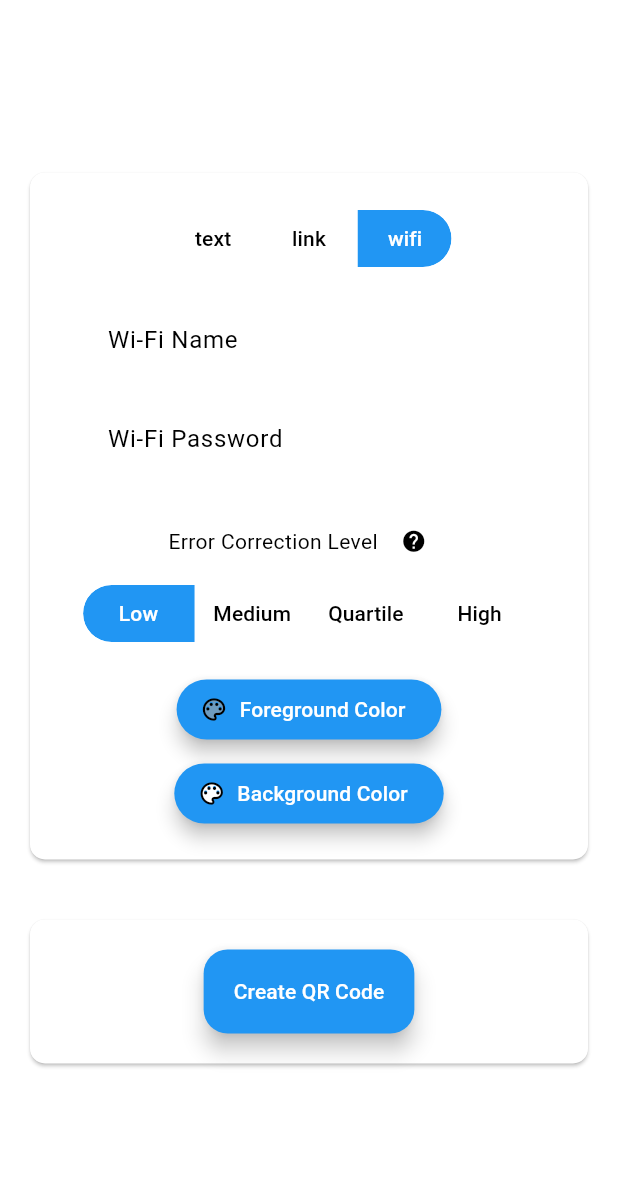
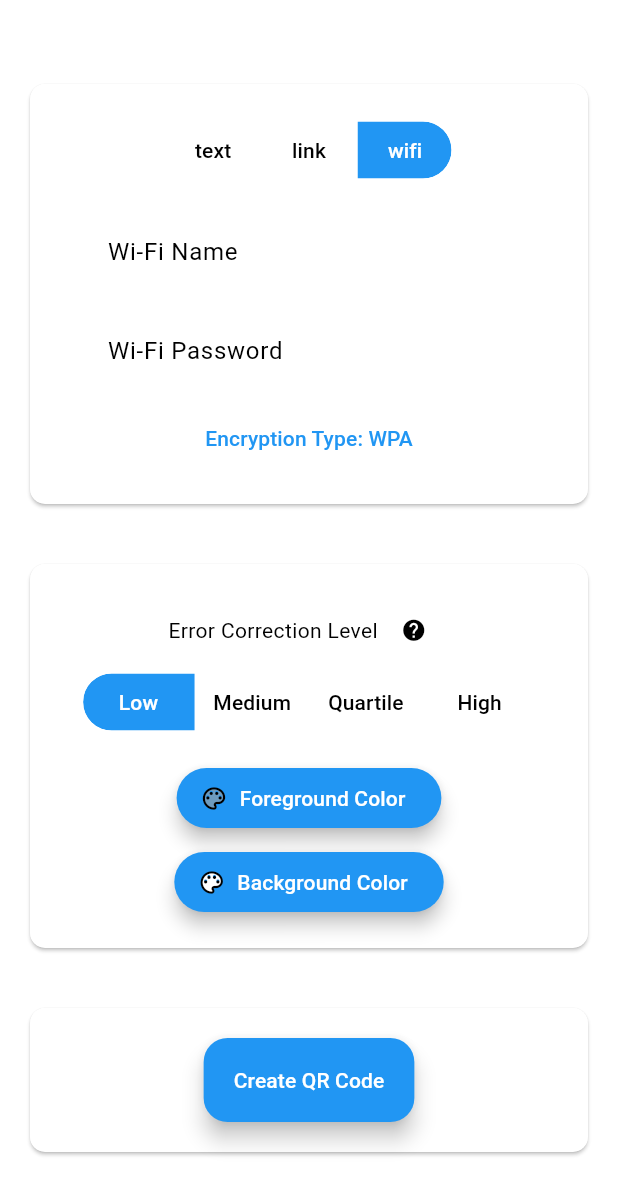
Before and after one commit to Lucas-Haux/QR_Code_App, a Flutter app: the screen it shows after launch, after a tap on "link", after a tap on "wifi", on a phone screen of 412 x 824 dp. Shown: the top 1195 px of the screen. Run offline on Flutter 3.47's test engine with Material 3 defaults, Android fonts, the light colour scheme and no system bars; drawn by our look-alikes of dynamic_color; our stand-ins replace flutter_colorpicker; missing offline and left inert: flutter_file_dialog.

Commit message:
add wifi message option

```diff
--- a/lib/home_page.dart
+++ b/lib/home_page.dart
@@ -4,6 +4,7 @@ import 'package:http/http.dart' as http;
 import 'package:flutter_colorpicker/flutter_colorpicker.dart';
 
 import 'package:qr_code_app/image_save.dart';
+import 'package:qr_code_app/qr_message.dart';
 import 'package:qr_code_app/qrcode_fields.dart';
 
 class HomePage extends StatefulWidget {
@@ -16,14 +17,12 @@ class HomePage extends StatefulWidget {
 class HomePageState extends State<HomePage> {
   // Controllers
   final inputTextController = TextEditingController();
+  final secondaryInputTextController = TextEditingController();
   final inputDataLoss = MenuController();
 
   //QR Code Data
   String qrCodeImage = '';
   http.Response response = http.Response('', 200);
-
-  // Default State variables
-  bool isLinkMessageActive = false;
 
   //foregroundColor
   Color pickerForgroundColor = const Color(0x9E9E9E9E);
@@ -32,7 +31,7 @@ class HomePageState extends State<HomePage> {
     setState(() {
       currentForgroundColor = color;
     });
-    Future.delayed(const Duration(milliseconds: 200), () {
+    Future.delayed(const Duration(milliseconds: 150), () {
       Navigator.pop(context);
     });
   }
@@ -44,15 +43,8 @@ class HomePageState extends State<HomePage> {
     setState(() {
       currentBackgroundColor = color;
     });
-    Future.delayed(const Duration(milliseconds: 200), () {
+    Future.delayed(const Duration(milliseconds: 150), () {
       Navigator.pop(context);
-    });
-  }
-
-  // Method to know when the message field is set to link
-  void onLinkMessageActiveChanged(bool isActive) {
-    setState(() {
-      isLinkMessageActive = isActive;
     });
   }
 
@@ -66,16 +58,29 @@ class HomePageState extends State<HomePage> {
     String forgroundColor = currentForgroundColor.toHexString().substring(2);
     String backgroundColor = currentBackgroundColor.toHexString().substring(2);
 
-    // If link message is active, prepend the link type to the input text
-    if (isLinkMessageActive == true && selectedLinkType != LinkType.raw) {
-      inputString = selectedLinkType.toString().substring(9) +
-          '://' +
-          inputTextController.text;
+    switch (selectedMessageType) {
+      case MessageType.text:
+        inputString = inputTextController.text;
+        break;
+      case MessageType.link:
+        if (selectedLinkType != LinkType.raw) {
+          inputString =
+              '${selectedLinkType.toString().substring(9)}://${inputTextController.text}';
+        } else {
+          inputString = inputTextController.text;
+        }
+
+        break;
+      case MessageType.wifi:
+        inputString =
+            'WIFI:T:${selectedWifiType.toString().substring(9).toUpperCase()};S:${inputTextController.text};P:${secondaryInputTextController.text};;';
+        break;
     }
 
     // Construct the QR Code API URL
     final String qrCodeUrl =
         'https://image-charts.com/chart?chl=$inputString&choe=UTF-8&chs=200x200&cht=qr&chld=$errorString|0&icqrf=$forgroundColor&icqrb=$backgroundColor';
+    print(qrCodeUrl);
 
     try {
       // Make the API Call
@@ -119,17 +124,20 @@ class HomePageState extends State<HomePage> {
         child: Column(
           mainAxisAlignment: MainAxisAlignment.center,
           children: [
+            // Input Fields for the QRcode Message
+            MessageField(
+              inputTextController: inputTextController,
+              secondaryInputTextController: secondaryInputTextController,
+            ),
+
             //QR code Input Fields
             InputSection(
-              inputTextController: inputTextController,
               currentForgroundColor: currentForgroundColor,
               currentBackgroundColor: currentBackgroundColor,
               pickerForgroundColor: pickerForgroundColor,
               pickerBackgroundColor: pickerBackgroundColor,
               onForgroundColorChanged: onForgroundColorChanged,
               onBackgroundColorChanged: onBackgroundColorChanged,
-              isLinkMessageActive: isLinkMessageActive,
-              onLinkMessageActiveChanged: onLinkMessageActiveChanged,
             ),
             // Display QR Code and buttons
             Card(
@@ -143,14 +151,20 @@ class HomePageState extends State<HomePage> {
                 padding: const EdgeInsets.all(20),
                 child: Column(
                   children: [
-                    qrCodeImage.isNotEmpty
-                        ? Column(
-                            children: [
-                              Image.network(qrCodeImage), // Display the QR code
-                              const SizedBox(height: 16), // Space Bellow QR
-                            ],
-                          )
-                        : const SizedBox.shrink(), // Show nothing if no QR code
+                    SizedBox(
+                      child: qrCodeImage.isNotEmpty
+                          ? Column(
+                              children: [
+                                Image.network(
+                                  qrCodeImage, // Display the QR code
+                                  scale: 2,
+                                ),
+                                const SizedBox(height: 16), // Space Bellow QR
+                              ],
+                            )
+                          : const SizedBox
+                              .shrink(), // Show nothing if no QR code
+                    ),
                     // Create QR Code Button
                     Row(
                       mainAxisAlignment: MainAxisAlignment.center,
@@ -162,7 +176,7 @@ class HomePageState extends State<HomePage> {
                               : 'Create QR Code'),
                         ),
                         if (qrCodeImage.isNotEmpty) ...[
-                          const SizedBox(width: 20), // Add space if QR code
+                          const SizedBox(width: 10), // Add space if QR code
                           FloatingActionButton(
                             onPressed: () {
                               saveImage(context, response);
--- a/lib/qr_message.dart
+++ b/lib/qr_message.dart
@@ -1,27 +1,49 @@
 import 'package:flutter/material.dart';
-import 'package:qr_code_app/qrcode_fields.dart';
+
+enum MessageType { text, link, wifi }
+
+enum LinkType { http, https, raw }
+
+enum WifiType { wep, wpa, eap, nopass }
+
+// Default Selected item
+LinkType selectedLinkType = LinkType.https;
+MessageType selectedMessageType = MessageType.text;
+
+WifiType selectedWifiType = WifiType.wpa;
 
 class MessageField extends StatefulWidget {
   final TextEditingController inputTextController;
-  final bool isLinkMessageActive;
-  final ValueChanged<bool> onLinkMessageActiveChanged;
+  final TextEditingController secondaryInputTextController;
 
   const MessageField({
     Key? key,
     required this.inputTextController,
-    required this.isLinkMessageActive,
-    required this.onLinkMessageActiveChanged,
+    required this.secondaryInputTextController,
   }) : super(key: key);
 
   @override
-  _MessageField createState() => _MessageField();
+  MessageFieldState createState() => MessageFieldState();
 }
 
-class _MessageField extends State<MessageField> {
+class MessageFieldState extends State<MessageField> {
+  final FocusNode _buttonFocusNode = FocusNode();
+
   @override
   Widget build(BuildContext context) {
-    return Column(
+    return Card(
+      color: Theme.of(context).colorScheme.onSecondaryFixedVariant,
+      elevation: 1,
+      margin: const EdgeInsets.all(20),
+      shape: RoundedRectangleBorder(
+        borderRadius: BorderRadius.circular(10),
+      ),
+      child: Container(
+        padding: const EdgeInsets.all(20),
+        child: Column(
+          mainAxisAlignment: MainAxisAlignment.center,
           children: [
+            Row(), // empty row will make all three cards in home_page the same size
             // Messagetype selector
             SegmentedButton<MessageType>(
               showSelectedIcon: false,
@@ -45,13 +67,6 @@ class _MessageField extends State<MessageField> {
                 setState(
                   () {
                     selectedMessageType = newSelection.first;
-
-                // if set to Link use onLinkMessageActiveChanged to change isLinkMessageActive
-                if (selectedMessageType == MessageType.link) {
-                  widget.onLinkMessageActiveChanged(true);
-                } else {
-                  widget.onLinkMessageActiveChanged(false);
-                }
                   },
                 );
               },
@@ -118,9 +133,6 @@ class _MessageField extends State<MessageField> {
                         setState(
                           () {
                             selectedLinkType = newSelection.first;
-                        if (selectedMessageType == MessageType.link) {
-                          widget.onLinkMessageActiveChanged(true);
-                        }
                           },
                         );
                       },
@@ -197,12 +209,76 @@ class _MessageField extends State<MessageField> {
                         hintText: 'Enter Wi-Fi password',
                         floatingLabelAlignment: FloatingLabelAlignment.center,
                       ),
-                  controller: widget.inputTextController,
+                      controller: widget.secondaryInputTextController,
                     ),
+                  ),
+                  const SizedBox(
+                      height: 6), // Spacing between field andd menubutton
+                  //
+                  MenuAnchor(
+                    menuChildren: [
+                      MenuItemButton(
+                        onPressed: () {
+                          setState(() {
+                            selectedWifiType = WifiType.wep;
+                          });
+                        },
+                        child: const Text('WEP'),
+                      ),
+                      MenuItemButton(
+                        onPressed: () {
+                          setState(() {
+                            selectedWifiType = WifiType.wpa;
+                          });
+                        },
+                        child: const Text('WPA/WPA2'),
+                      ),
+                      MenuItemButton(
+                        onPressed: () {
+                          setState(() {
+                            selectedWifiType = WifiType.eap;
+                          });
+                        },
+                        child: const Text('WPA2-EAP'),
+                      ),
+                      MenuItemButton(
+                        onPressed: () {
+                          setState(() {
+                            selectedWifiType = WifiType.nopass;
+                          });
+                        },
+                        child: const Text('No Password/Encryption'),
+                      ),
+                    ],
+                    builder: (BuildContext context, MenuController controller,
+                        Widget? child) {
+                      return OutlinedButton(
+                          focusNode: _buttonFocusNode,
+                          onPressed: () {
+                            if (controller.isOpen) {
+                              controller.close();
+                            } else {
+                              controller.open();
+                            }
+                          },
+                          child: Text('Encryption Type: ' +
+                              selectedWifiType
+                                  .toString()
+                                  .substring(9)
+                                  .toUpperCase()),
+                          style: TextButton.styleFrom(
+                              shape: RoundedRectangleBorder(
+                                  borderRadius:
+                                      BorderRadius.all(Radius.circular(10)))));
+                    },
+                    style:
+                        MenuStyle(alignment: AlignmentDirectional.bottomStart),
+                  )
+                ],
               ),
           ],
         ),
-      ],
+      ),
     );
   }
 }
--- a/lib/qrcode_fields.dart
+++ b/lib/qrcode_fields.dart
@@ -1,17 +1,8 @@
 import 'package:flutter/material.dart';
 import 'package:flutter_colorpicker/flutter_colorpicker.dart';
 
-import 'package:qr_code_app/qr_message.dart';
-
-enum MessageType { text, link, wifi }
-
-enum LinkType { http, https, raw }
-
 enum ErrorCorrectionLevel { L, M, Q, H }
 
-// Default Selected items
-LinkType selectedLinkType = LinkType.https;
-MessageType selectedMessageType = MessageType.text;
 ErrorCorrectionLevel selectedErrorCorrectionLevel = ErrorCorrectionLevel.L;
 
 // Fuction to show ErrorCorrectionLevel Help dialog
@@ -62,27 +53,21 @@ void showHelpDialog(BuildContext context) {
 
 // Widgit for all the QRcode Input Fields
 class InputSection extends StatefulWidget {
-  final TextEditingController inputTextController;
   final Color currentForgroundColor;
   final Color currentBackgroundColor;
   final Color pickerForgroundColor;
   final Color pickerBackgroundColor;
   final ValueChanged<Color> onForgroundColorChanged;
   final ValueChanged<Color> onBackgroundColorChanged;
-  final bool isLinkMessageActive;
-  final ValueChanged<bool> onLinkMessageActiveChanged;
 
   const InputSection({
     Key? key,
-    required this.inputTextController,
     required this.currentForgroundColor,
     required this.currentBackgroundColor,
     required this.pickerForgroundColor,
     required this.pickerBackgroundColor,
     required this.onForgroundColorChanged,
     required this.onBackgroundColorChanged,
-    required this.isLinkMessageActive,
-    required this.onLinkMessageActiveChanged,
   }) : super(key: key);
 
   @override
@@ -104,13 +89,6 @@ class InputSectionState extends State<InputSection> {
         child: Column(
           mainAxisAlignment: MainAxisAlignment.center,
           children: [
-            // Input Fields for the QRcode Message
-            MessageField(
-              inputTextController: widget.inputTextController,
-              isLinkMessageActive: widget.isLinkMessageActive,
-              onLinkMessageActiveChanged: widget.onLinkMessageActiveChanged,
-            ),
-            const SizedBox(height: 16),
             // Error Correction Text and Iconbutton
             Row(
               mainAxisAlignment: MainAxisAlignment.center,
```
Also changed, not shown: 1 other file. Lines whose indentation alone changed are shown as unchanged.
